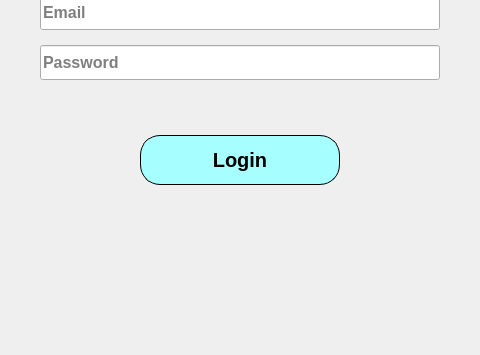
First picture: the form in Lesson6/login.ui, repository trungsliver/MK-C4K-PTA30, before the edit; both pictures show x 160 to 640 and y 245 to 600 of the 800 by 600 pixel window.
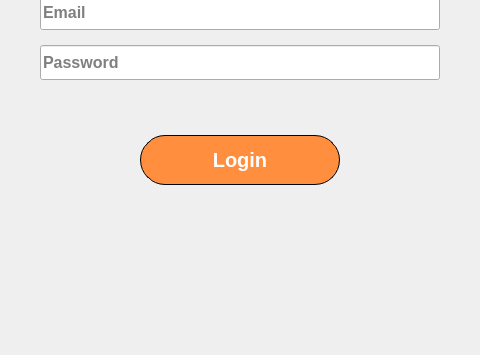
Second picture: the form after the edit.

```diff
--- a/Lesson6/login.ui
+++ b/Lesson6/login.ui
@@ -31,14 +31,33 @@
      </font>
     </property>
     <property name="styleSheet">
-     <string notr="true">/* Độ cong của viền */
-border-radius: 20px;
-/* Viền: kích thước - Kiểu - Màu */
-border: 1px solid black;
-/* Màu nền */
-background: rgb(166, 254, 255);
-/* Màu chữ */
-color: black;</string>
+     <string notr="true">/* Trạng thái bình thường */
+QPushButton{
+	/* Chỉnh màu chữ */
+	color: white;
+	/* Chỉnh màu nền */
+	background-color: rgb(255, 142, 62);
+	/* Viền: kích thước - kiểu - màu */
+	border: 1px solid black;
+	/* Độ cong của viền */
+	border-radius: 25px;
+}
+
+/* Trạng thái khi di chuột vào */
+QPushButton:hover{
+	/* Chỉnh màu nền */
+	background-color: rgb(255, 188, 30);
+}
+
+/* Trạng thái khi ấn chuột */
+QPushButton:pressed{
+	/* Chỉnh khoảng cách trên và trái */
+	padding-top: 2px;
+	padding-left: 2px;
+}
+
+
+</string>
     </property>
     <property name="text">
      <string>Login</string>
```
